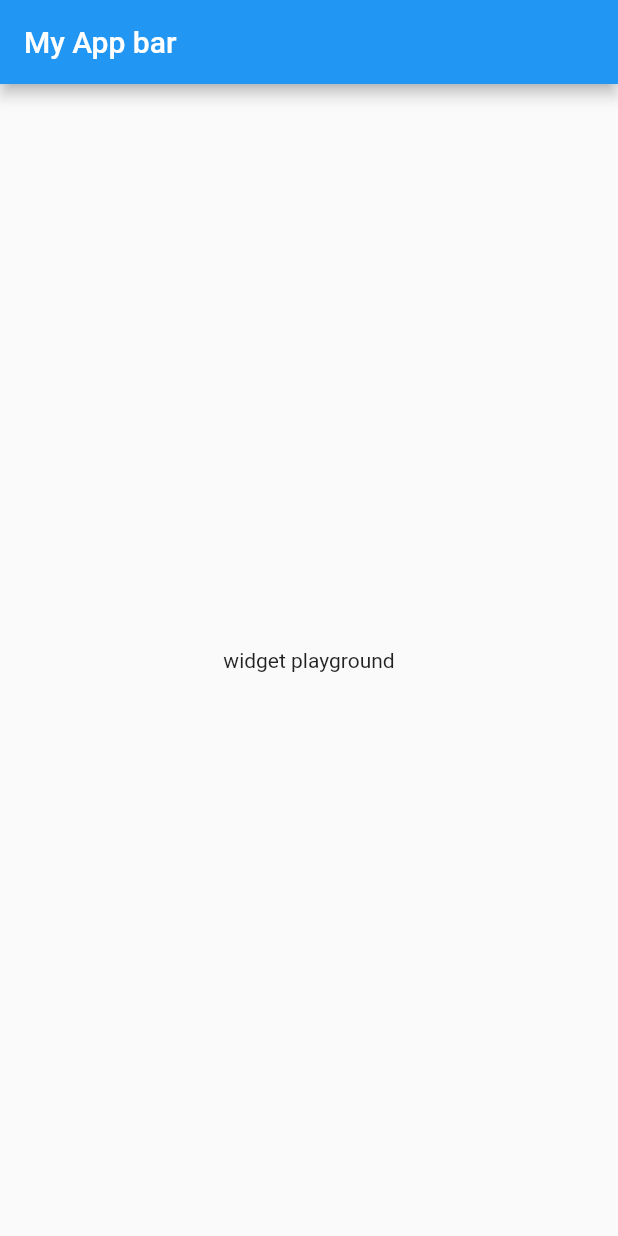
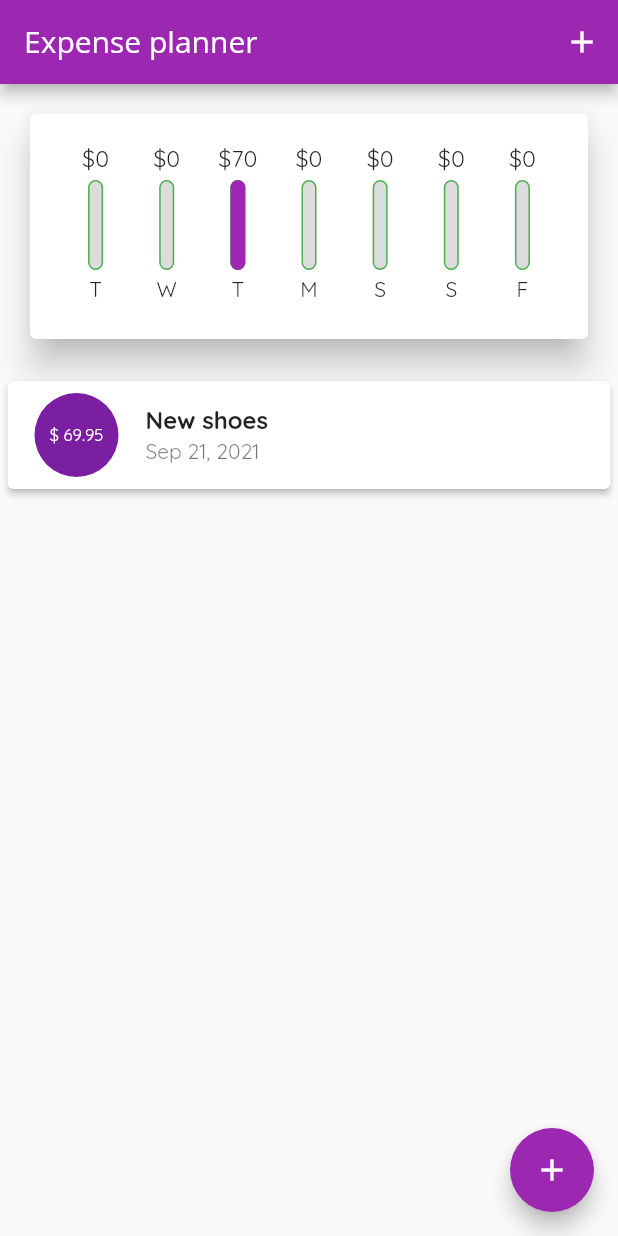
Before and after one commit to rd00009/FlutterExpensePlanner, a Flutter app: the screen it shows after launch, on a phone screen of 412 x 824 dp. Run offline on Flutter 3.47's test engine with Material 2 defaults, Android fonts, the phone set to English and light mode, and no system bars; missing offline and left inert: dart:ffi; Roboto replaces fonts that are missing (Open Sans).

Commit message:
more changes to repo

```diff
--- a/expense_planner/lib/main.dart
+++ b/expense_planner/lib/main.dart
@@ -1,4 +1,8 @@
+import 'package:expense_planner/widgets/new_transaction.dart';
 import 'package:flutter/material.dart';
+import 'models/transaction.dart';
+import 'widgets/chart.dart';
+import 'widgets/transaction_list.dart';
 
 void main() => runApp(MyApp());
 
@@ -8,17 +12,93 @@ class MyApp extends StatelessWidget {
     return MaterialApp(
       title: 'Expense planner',
       home: HomePage(),
+      theme: ThemeData(
+        primarySwatch: Colors.purple,
+        fontFamily: 'Quicksand',
+      ),
     );
   }
 }
 
-class HomePage extends StatelessWidget {
+class HomePage extends StatefulWidget {
+  @override
+  State<HomePage> createState() => _HomePageState();
+}
+
+class _HomePageState extends State<HomePage> {
+  final List<Transaction> _listTransactions = [
+    Transaction(
+        Id: '1',
+        title: 'New shoes',
+        amount: 69.95,
+        date: DateTime.now().subtract(Duration(days: 2))),
+    // Transaction(
+    //     Id: '2',
+    //     title: 'New Shirt',
+    //     amount: 99.99,
+    //     date: DateTime.now().subtract(Duration(days: 3))),
+    // Transaction(
+    //     Id: '3',
+    //     title: 'Weekly groceries',
+    //     amount: 12.25,
+    //     date: DateTime.now().subtract(Duration(days: 4)))
+  ];
+
+  List<Transaction> get _recentTransactions {
+    return _listTransactions
+        .where((element) =>
+            element.date.isAfter(DateTime.now().subtract(Duration(days: 7))))
+        .toList();
+  }
+
+  void _AddNewTransation(String title, double amount) {
+    var newtX = Transaction(
+        Id: DateTime.now().toString(),
+        title: title,
+        amount: amount,
+        date: DateTime.now());
+    setState(() {
+      this._listTransactions.add(newtX);
+    });
+  }
+
+  void _startAddNewTransaction(BuildContext ctx) {
+    showModalBottomSheet(
+      context: ctx,
+      builder: (_) {
+        return NewTransaction(_AddNewTransation);
+      },
+    );
+  }
+
   @override
   Widget build(BuildContext context) {
     return Scaffold(
-      appBar: AppBar(title: Text('My App bar')),
-      body: Center(
-        child: Text('widget playground'),
+      appBar: AppBar(
+        title: Text(
+          'Expense planner',
+          style: TextStyle(fontFamily: 'Open Sans'),
+        ),
+        actions: [
+          IconButton(
+              onPressed: () => _startAddNewTransaction(context),
+              icon: Icon(Icons.add))
+        ],
+      ),
+      body: SingleChildScrollView(
+        child: Column(
+          //mainAxisAlignment: MainAxisAlignment.center,
+          crossAxisAlignment: CrossAxisAlignment.stretch,
+          children: [
+            Chart(_recentTransactions),
+            // NewTransaction(_AddNewTransation),
+            TransactionList(_listTransactions),
+          ],
+        ),
+      ),
+      floatingActionButton: FloatingActionButton(
+        onPressed: () => _startAddNewTransaction(context),
+        child: Icon(Icons.add),
       ),
     );
   }
--- /dev/null
+++ b/expense_planner/lib/models/transaction.dart
@@ -0,0 +1,11 @@
+class Transaction {
+  final String Id;
+  final String title;
+  final double amount;
+  final DateTime date;
+  Transaction(
+      {required this.Id,
+      required this.title,
+      required this.amount,
+      required this.date});
+}
--- /dev/null
+++ b/expense_planner/lib/widgets/chart.dart
@@ -0,0 +1,60 @@
+import 'package:expense_planner/models/transaction.dart';
+import 'package:flutter/material.dart';
+import 'package:intl/intl.dart';
+
+import 'chart_bar.dart';
+
+class Chart extends StatelessWidget {
+  final List<Transaction> recentTrans;
+  Chart(this.recentTrans);
+
+  List<Map<String, Object>> get groupedTransactionValues {
+    return List.generate(7, (index) {
+      final weekDay = DateTime.now().subtract(Duration(days: index));
+      double totalAmount = 0.0;
+      for (int i = 0; i < recentTrans.length; i++) {
+        if (recentTrans[i].date.day == weekDay.day &&
+            recentTrans[i].date.month == weekDay.month &&
+            recentTrans[i].date.year == weekDay.year) {
+          totalAmount += recentTrans[i].amount;
+        }
+      }
+      return {
+        'day': DateFormat.E().format(weekDay).substring(0, 1),
+        'amount': totalAmount
+      };
+    });
+  }
+
+  double get MaxSpending {
+    return groupedTransactionValues.fold(0.0, (sum, item) {
+      return sum + (item['amount'] as double);
+    });
+  }
+
+  @override
+  Widget build(BuildContext context) {
+    return Card(
+      elevation: 10,
+      margin: EdgeInsets.all(20),
+      child: Container(
+        padding: EdgeInsetsDirectional.all(20),
+        child: Row(
+          mainAxisAlignment: MainAxisAlignment.spaceAround,
+          children: groupedTransactionValues.map((e) {
+            // return Text('${e['day']} ${e['amount']}');
+            return Flexible(
+              fit: FlexFit.tight,
+              child: Bar(
+                  e['day'].toString(),
+                  (e['amount'] as double),
+                  MaxSpending > 0
+                      ? ((e['amount'] as double) / MaxSpending)
+                      : 0),
+            );
+          }).toList(),
+        ),
+      ),
+    );
+  }
+}
--- /dev/null
+++ b/expense_planner/lib/widgets/chart_bar.dart
@@ -0,0 +1,57 @@
+import 'dart:ffi';
+
+import 'package:flutter/material.dart';
+
+class Bar extends StatelessWidget {
+  final String label;
+  final double spendingAmount;
+  final double spendingPctOfTotal;
+  Bar(this.label, this.spendingAmount, this.spendingPctOfTotal);
+  @override
+  Widget build(BuildContext context) {
+    return Column(
+      children: [
+        Container(
+          height: 20,
+          child: FittedBox(
+            child: Text(
+              '\$${spendingAmount.toStringAsFixed((0))}',
+            ),
+          ),
+        ),
+        SizedBox(
+          height: 4,
+        ),
+        Container(
+          height: 60,
+          width: 10,
+          child: Stack(children: [
+            Container(
+                decoration: BoxDecoration(
+                    borderRadius: BorderRadius.circular(10),
+                    border: Border.all(
+                      color: Colors.green,
+                      width: 1.0,
+                    ),
+                    color: Color.fromRGBO(220, 220, 220, 1))),
+            FractionallySizedBox(
+                heightFactor: spendingPctOfTotal,
+                child: Container(
+                  decoration: BoxDecoration(
+                    color: Theme.of(context).primaryColor,
+                    borderRadius: BorderRadius.circular(10),
+                  ),
+                ))
+          ]),
+        ),
+        SizedBox(
+          height: 4,
+        ),
+        Text(label),
+        SizedBox(
+          height: 4,
+        ),
+      ],
+    );
+  }
+}
--- /dev/null
+++ b/expense_planner/lib/widgets/new_transaction.dart
@@ -0,0 +1,79 @@
+import 'package:flutter/material.dart';
+
+class NewTransaction extends StatefulWidget {
+  final Function newTx;
+  NewTransaction(this.newTx);
+
+  @override
+  State<NewTransaction> createState() => _NewTransactionState();
+}
+
+class _NewTransactionState extends State<NewTransaction> {
+  final titleController = TextEditingController();
+
+  final amountController = TextEditingController();
+
+  void submitData() {
+    String enteredTitle = titleController.text;
+    double enteredAmount = double.parse(amountController.text);
+
+    if (enteredTitle.isEmpty || enteredAmount <= 0) {
+      return;
+    }
+    widget.newTx(
+      titleController.text,
+      double.tryParse(amountController.text),
+    );
+
+    Navigator.of(context).pop();
+  }
+
+  @override
+  Widget build(BuildContext context) {
+    return Card(
+      elevation: 5,
+      child: Container(
+        padding: EdgeInsets.all(10),
+        child: Column(
+          crossAxisAlignment: CrossAxisAlignment.end,
+          children: [
+            TextField(
+              decoration: InputDecoration(labelText: 'Title'),
+              onSubmitted: (_) => submitData(),
+              controller: titleController,
+            ),
+            TextField(
+              decoration: InputDecoration(labelText: 'Amount'),
+              keyboardType: TextInputType.number,
+              onSubmitted: (_) => submitData(),
+              controller: amountController,
+            ),
+            Container(
+              height: 50,
+              child: Row(
+                children: [
+                  Text(
+                    'No date choosen',
+                  ),
+                  FlatButton(
+                    onPressed: () {},
+                    child: Text(
+                      'Choose Date',
+                      style: TextStyle(fontWeight: FontWeight.bold),
+                    ),
+                    textColor: Theme.of(context).primaryColor,
+                  )
+                ],
+              ),
+            ),
+            FlatButton(
+              onPressed: submitData,
+              child: Text('Add Transaction'),
+              textColor: Theme.of(context).primaryColor,
+            )
+          ],
+        ),
+      ),
+    );
+  }
+}
--- /dev/null
+++ b/expense_planner/lib/widgets/transaction_list.dart
@@ -0,0 +1,157 @@
+import 'package:expense_planner/models/transaction.dart';
+import 'package:flutter/material.dart';
+import 'package:intl/intl.dart';
+
+class TransactionList extends StatelessWidget {
+  final List<Transaction> _listTransactions;
+  TransactionList(this._listTransactions);
+  @override
+  Widget build(BuildContext context) {
+    return Container(
+      height: 400,
+      child: _listTransactions.isEmpty
+          ? Column(
+              children: [
+                Text('No Transactions found'),
+                SizedBox(
+                  height: 10,
+                ),
+                Container(
+                  height: 300,
+                  child: Image.asset(
+                    'assets/images/waiting.png',
+                    fit: BoxFit.cover,
+                  ),
+                )
+              ],
+            )
+          : ListView.builder(
+              itemBuilder: (ctx, index) {
+                return Card(
+                  margin: EdgeInsets.symmetric(vertical: 8, horizontal: 5),
+                  elevation: 2,
+                  child: ListTile(
+                    leading: CircleAvatar(
+                      radius: 30,
+                      child: Padding(
+                        padding: EdgeInsets.all(12),
+                        child: FittedBox(
+                          child: Text(
+                              '\$ ${_listTransactions[index].amount.toStringAsFixed(2)}'),
+                        ),
+                      ),
+                    ),
+                    title: Text(
+                      _listTransactions[index].title,
+                      style: TextStyle(fontWeight: FontWeight.bold),
+                    ),
+                    subtitle: Text(DateFormat.yMMMd()
+                        .format(_listTransactions[index].date)),
+                  ),
+                );
+              },
+              itemCount: _listTransactions.length,
+            ),
+    );
+
+/*
+
+
+    return Card(
+                  child: Row(
+                    children: [
+                      Container(
+                        padding: EdgeInsets.all(10),
+                        margin: EdgeInsets.symmetric(
+                          vertical: 10,
+                          horizontal: 15,
+                        ),
+                        decoration: BoxDecoration(
+                            border: Border.all(color: Colors.purple)),
+                        child: Text(
+                          '\$ ${_listTransactions[index].amount.toStringAsFixed(2)}',
+                          style: TextStyle(
+                              fontSize: 20,
+                              fontWeight: FontWeight.bold,
+                              color: Theme.of(context).primaryColor),
+                        ),
+                      ),
+                      Column(
+                        crossAxisAlignment: CrossAxisAlignment.start,
+                        children: [
+                          Text(
+                            _listTransactions[index].title,
+                            style: TextStyle(
+                              fontSize: 16,
+                              fontWeight: FontWeight.bold,
+                            ),
+                          ),
+                          Text(
+                            DateFormat.yMMMd()
+                                .format(_listTransactions[index].date),
+                            style: TextStyle(
+                              fontSize: 16,
+                              color: Colors.grey,
+                              fontWeight: FontWeight.bold,
+                            ),
+                          ),
+                        ],
+                      )
+                    ],
+                  ),
+                );
+
+
+    return Container(
+      height: 500,
+      child: ListView(
+        children: _listTransactions.map((tx) {
+          return Container(
+            child: Card(
+              child: Row(
+                children: [
+                  Container(
+                    padding: EdgeInsets.all(10),
+                    margin: EdgeInsets.symmetric(
+                      vertical: 10,
+                      horizontal: 15,
+                    ),
+                    decoration:
+                        BoxDecoration(border: Border.all(color: Colors.purple)),
+                    child: Text(
+                      '\$ ${tx.amount}',
+                      style: TextStyle(
+                          fontSize: 20,
+                          fontWeight: FontWeight.bold,
+                          color: Colors.purple),
+                    ),
+                  ),
+                  Column(
+                    crossAxisAlignment: CrossAxisAlignment.start,
+                    children: [
+                      Text(
+                        tx.title,
+                        style: TextStyle(
+                          fontSize: 16,
+                          fontWeight: FontWeight.bold,
+                        ),
+                      ),
+                      Text(
+                        DateFormat.yMMMd().format(tx.date),
+                        style: TextStyle(
+                          fontSize: 16,
+                          color: Colors.grey,
+                          fontWeight: FontWeight.bold,
+                        ),
+                      ),
+                    ],
+                  )
+                ],
+              ),
+            ),
+          );
+        }).toList(),
+      ),
+    );*/
+  }
+}
```
Also changed, not shown: expense_planner/pubspec.yaml (+19 -14 lines), expense_planner/assets/fonts/OpenSans-Bold.ttf (added), expense_planner/assets/fonts/OpenSans-Regular.ttf (added), expense_planner/assets/fonts/Quicksand-Bold.ttf (added), expense_planner/assets/fonts/Quicksand-Light.ttf (added), expense_planner/assets/fonts/Quicksand-Medium.ttf (added), expense_planner/assets/fonts/Quicksand-Regular.ttf (added), expense_planner/assets/images/waiting.png (added), expense_planner/pubspec.lock, 1 other file.
